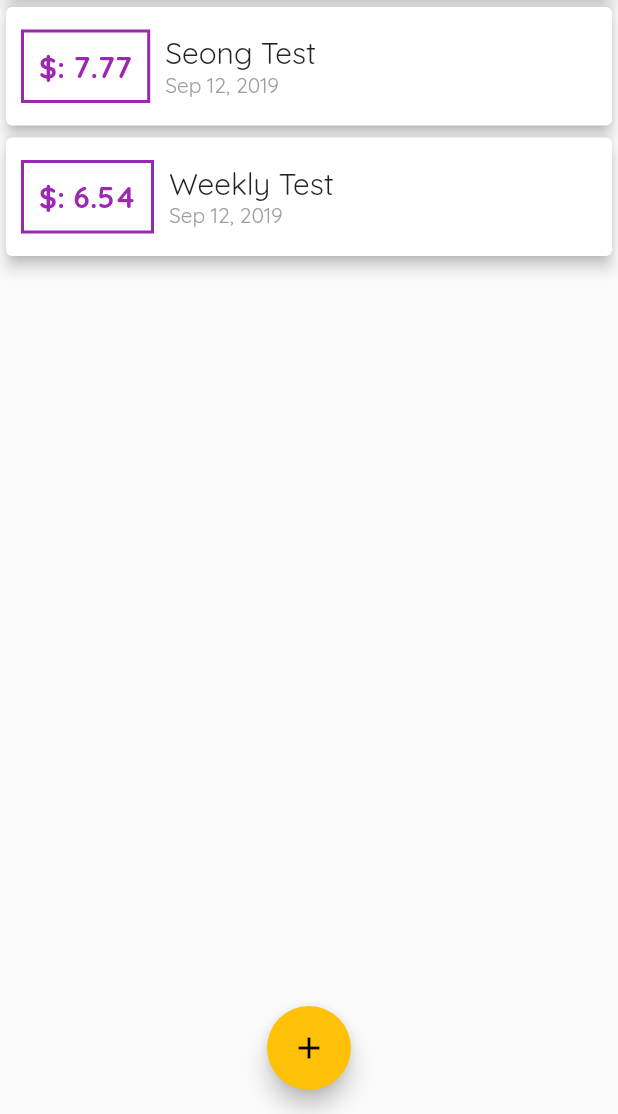
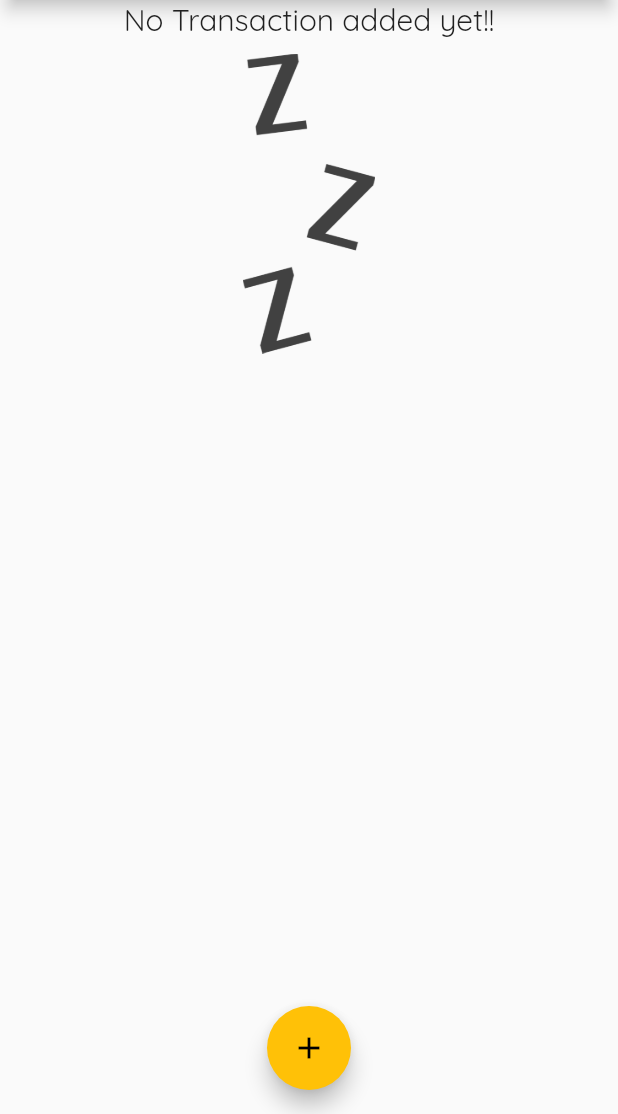
Before and after one commit to TaeseongYun/learning-Flutter, a Flutter app: the screen it shows after launch, on a phone screen of 412 x 824 dp, the part 122-1236 px from its top. Run offline on Flutter 3.47's test engine with Material 2 defaults, Android fonts, the phone set to English and light mode, and no system bars.

Commit message:
#15: modify -> second_purchase_list_app  create -> images folders

```diff
--- a/second_purchase_list_app/lib/page/my_home_page.dart
+++ b/second_purchase_list_app/lib/page/my_home_page.dart
@@ -10,18 +10,18 @@ class MyHomePage extends StatefulWidget {
 
 class _MyHomePageState extends State<MyHomePage> {
   final List<Transaction> _userTransaction = [
-    Transaction(
-      amount: 7.77,
-      date: DateTime.now(),
-      id: 'Tae1',
-      title: 'Seong Test',
-    ),
-    Transaction(
-      amount: 6.54,
-      date: DateTime.now(),
-      id: 'Tae2',
-      title: 'Weekly Test',
-    )
+    // Transaction(
+    //   amount: 7.77,
+    //   date: DateTime.now(),
+    //   id: 'Tae1',
+    //   title: 'Seong Test',
+    // ),
+    // Transaction(
+    //   amount: 6.54,
+    //   date: DateTime.now(),
+    //   id: 'Tae2',
+    //   title: 'Weekly Test',
+    // )
   ];
 
   void _addNewTransaction(String txTitle, double txAmount) {
--- a/second_purchase_list_app/lib/widgets/transaction_list.dart
+++ b/second_purchase_list_app/lib/widgets/transaction_list.dart
@@ -10,7 +10,26 @@ class TransactionList extends StatelessWidget {
   Widget build(BuildContext context) {
     return Container(
       height: 570,
-      child: ListView.builder(
+      child: userTransaction.isEmpty
+          ? Column(
+              children: <Widget>[
+                Text(
+                  'No Transaction added yet!!',
+                  style: Theme.of(context).textTheme.title,
+                ),
+                // SizedBox(
+                //   height: 20,
+                // ),
+                Container(
+                  margin: EdgeInsets.only(top: 10),
+                    height: 200,
+                    child: Image.asset(
+                      'assets/images/waiting.png',
+                      fit: BoxFit.cover,
+                    )),
+              ],
+            )
+          : ListView.builder(
               itemBuilder: (ctx, index) {
                 return Card(
                   elevation: 4,
@@ -18,7 +37,8 @@ class TransactionList extends StatelessWidget {
                     children: <Widget>[
                       Container(
                         padding: EdgeInsets.all(10),
-                  margin: EdgeInsets.symmetric(horizontal: 10, vertical: 15),
+                        margin:
+                            EdgeInsets.symmetric(horizontal: 10, vertical: 15),
                         child: Text(
                           '\$: ${userTransaction[index].amount.toStringAsFixed(2)}',
                           style: TextStyle(
--- a/second_purchase_list_app/pubspec.yaml
+++ b/second_purchase_list_app/pubspec.yaml
@@ -40,8 +40,8 @@ flutter:
   # the material Icons class.
   uses-material-design: true
   # To add assets to your application, add an assets section, like this:
-  # assets:
-  #  - images/a_dot_burr.jpeg
+  assets:
+   - assets/images/waiting.png
   #  - images/a_dot_ham.jpeg
   # An image asset can refer to one or more resolution-specific "variants", see
   # https://flutter.dev/assets-and-images/#resolution-aware.
```
Also changed, not shown: second_purchase_list_app/lib/page/my_root_page.dart (+6 -5 lines), second_purchase_list_app/lib/widgets/chart.dart (added, +55 -0 lines), second_purchase_list_app/assets/images/waiting.png (added), 1 other file. Lines whose indentation alone changed are shown as unchanged.
